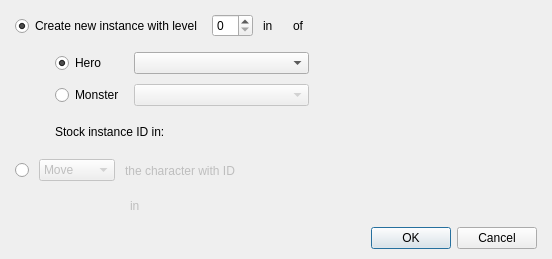
Before: the Qt Designer form Engine/Dialogs/Commands/dialogcommandmodifyteam.ui in RPG-Paper-Maker/RPG-Paper-Maker, drawn with Qt 5.
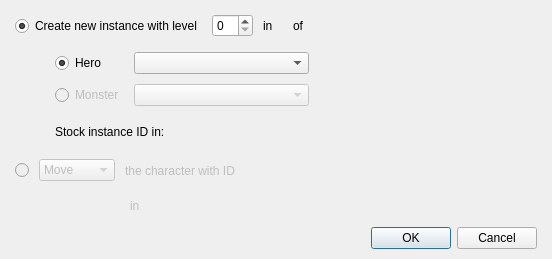
After: the same form once the commit is applied. Custom widgets are drawn as their Qt base class.

Patch:
```diff
--- a/Engine/Dialogs/Commands/dialogcommandmodifyteam.ui
+++ b/Engine/Dialogs/Commands/dialogcommandmodifyteam.ui
@@ -127,6 +127,9 @@
        </item>
        <item row="1" column="1">
         <widget class="QRadioButton" name="radioButtonMonster">
+         <property name="enabled">
+          <bool>false</bool>
+         </property>
          <property name="text">
           <string>Monster</string>
          </property>
@@ -207,6 +210,9 @@
       <layout class="QHBoxLayout" name="horizontalLayout_3" stretch="0,0,0,0,1">
        <item>
         <widget class="QRadioButton" name="radioButtonAddRemove">
+         <property name="enabled">
+          <bool>false</bool>
+         </property>
          <property name="text">
           <string/>
          </property>
```
